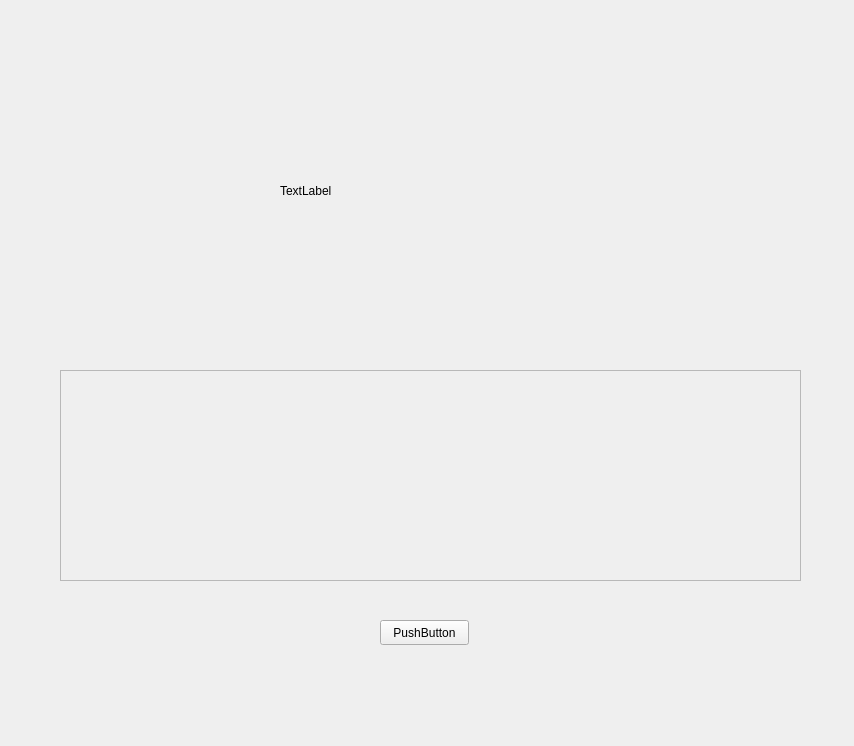
camvaz/restaurante-ihc, file Restaurante/Login/LoginCuentas.ui: the form before one commit.
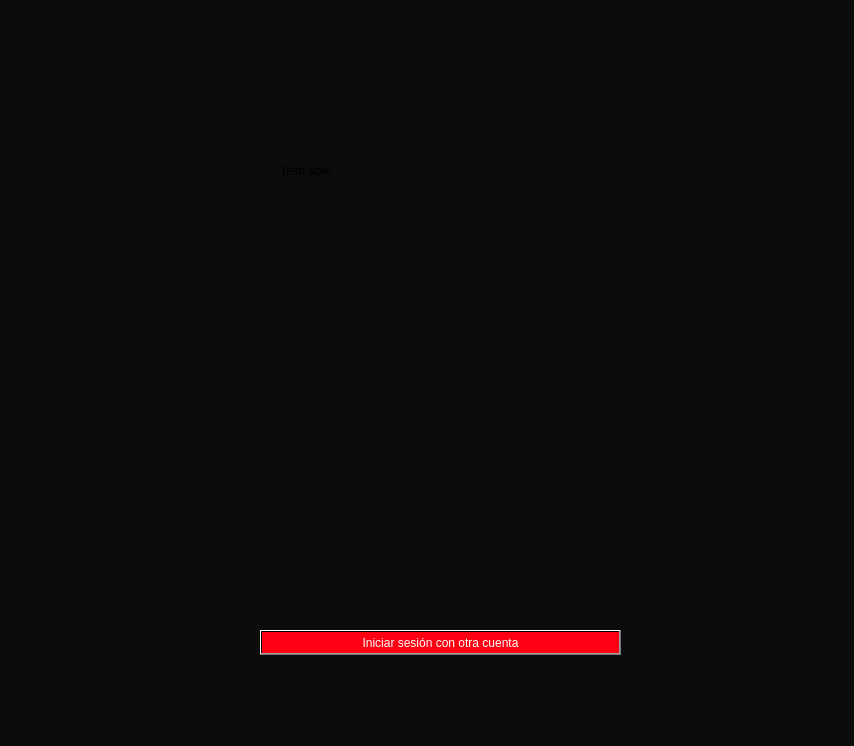
The form after the commit.

Commit message:
Login tarjetas sin estilo funcional
Loginde tarjetas, ya estoy hasta la verga

```diff
--- a/Restaurante/Login/LoginCuentas.ui
+++ b/Restaurante/Login/LoginCuentas.ui
@@ -13,11 +13,14 @@
   <property name="windowTitle">
    <string>Form</string>
   </property>
+  <property name="styleSheet">
+   <string notr="true">background-color:#0c0c0c;</string>
+  </property>
   <widget class="QLabel" name="IMG">
    <property name="geometry">
     <rect>
      <x>280</x>
-     <y>70</y>
+     <y>50</y>
      <width>301</width>
      <height>241</height>
     </rect>
@@ -29,23 +32,27 @@
   <widget class="QPushButton" name="btn_OtraCuenta">
    <property name="geometry">
     <rect>
-     <x>380</x>
-     <y>620</y>
-     <width>89</width>
+     <x>260</x>
+     <y>630</y>
+     <width>361</width>
      <height>25</height>
     </rect>
    </property>
+   <property name="styleSheet">
+    <string notr="true">background-color: qlineargradient(spread:pad, x1:0, y1:0, x2:0, y2:0, stop:0 rgba(255, 0, 18, 255), stop:1 rgba(255, 255, 255, 255));
+color: white;</string>
+   </property>
    <property name="text">
-    <string>PushButton</string>
+    <string>Iniciar sesión con otra cuenta</string>
    </property>
   </widget>
   <widget class="QWidget" name="widget" native="true">
    <property name="geometry">
     <rect>
      <x>60</x>
-     <y>370</y>
+     <y>310</y>
      <width>741</width>
-     <height>211</height>
+     <height>291</height>
     </rect>
    </property>
    <widget class="QScrollArea" name="scrollArea">
@@ -54,7 +61,7 @@
       <x>0</x>
       <y>0</y>
       <width>741</width>
-      <height>211</height>
+      <height>291</height>
      </rect>
     </property>
     <property name="widgetResizable">
@@ -66,7 +73,7 @@
        <x>0</x>
        <y>0</y>
        <width>739</width>
-       <height>209</height>
+       <height>289</height>
       </rect>
      </property>
      <layout class="QGridLayout" name="gridLayout_3">
```
Left out of the diff: 2 changed lines with no effect on the pictures. The commit also changes 11 other files.
